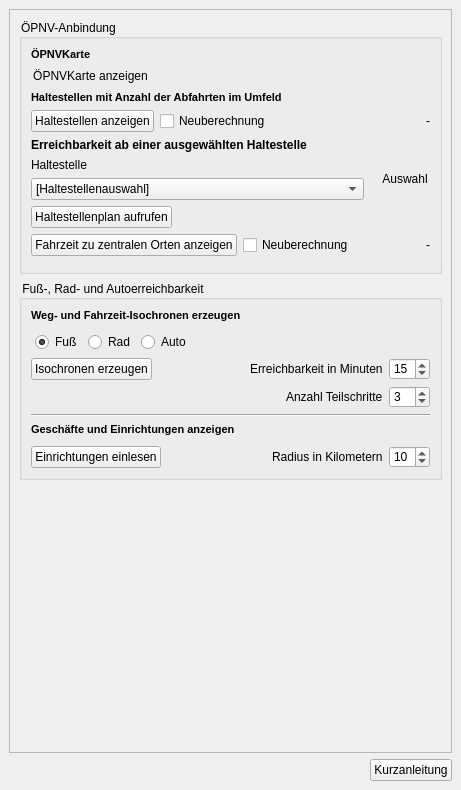
Before: the Qt Designer form projektcheck/ui/ProjektCheck_dockwidget_analysis_02-Err.ui in projektcheck/ProjektCheck-QGIS, drawn with Qt 5.
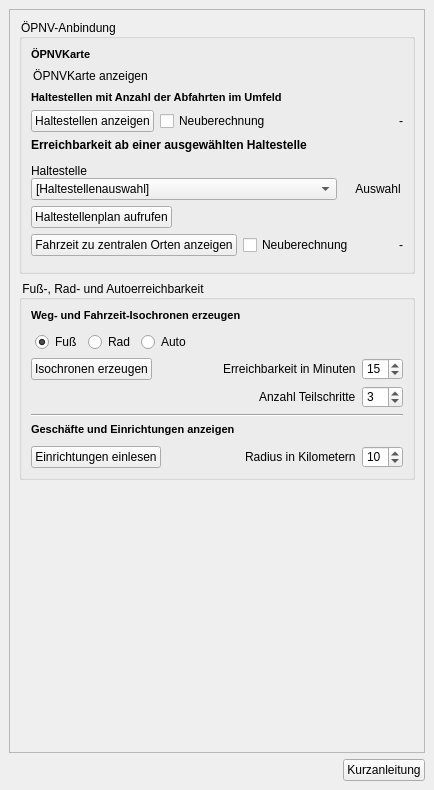
After: the same form once the commit is applied. Icons and pictures are not drawn. Custom widgets are drawn as their Qt base class.

What changed in the file:
```diff
--- a/projektcheck/ui/ProjektCheck_dockwidget_analysis_02-Err.ui
+++ b/projektcheck/ui/ProjektCheck_dockwidget_analysis_02-Err.ui
@@ -6,7 +6,7 @@
    <rect>
     <x>0</x>
     <y>0</y>
-    <width>461</width>
+    <width>434</width>
     <height>790</height>
    </rect>
   </property>
@@ -73,7 +73,7 @@
         <rect>
          <x>0</x>
          <y>0</y>
-         <width>441</width>
+         <width>414</width>
          <height>716</height>
         </rect>
        </property>
@@ -263,9 +263,16 @@
                </widget>
               </item>
               <item>
-               <layout class="QHBoxLayout" name="horizontalLayout_4">
-                <item>
                  <layout class="QVBoxLayout" name="verticalLayout_3">
+                <property name="spacing">
+                 <number>0</number>
+                </property>
+                <property name="topMargin">
+                 <number>6</number>
+                </property>
+                <property name="bottomMargin">
+                 <number>0</number>
+                </property>
                   <item>
                    <widget class="QLabel" name="label_8">
                     <property name="text">
@@ -274,6 +281,14 @@
                    </widget>
                   </item>
                   <item>
+                 <layout class="QHBoxLayout" name="horizontalLayout_4">
+                  <property name="spacing">
+                   <number>6</number>
+                  </property>
+                  <property name="bottomMargin">
+                   <number>0</number>
+                  </property>
+                  <item>
                    <widget class="QComboBox" name="stops_combo">
                     <property name="sizePolicy">
                      <sizepolicy hsizetype="Expanding" vsizetype="Fixed">
@@ -294,8 +309,6 @@
                     </item>
                    </widget>
                   </item>
-                 </layout>
-                </item>
                 <item>
                  <spacer name="horizontalSpacer_2">
                   <property name="orientation">
@@ -344,6 +357,8 @@
                 </item>
                </layout>
               </item>
+               </layout>
+              </item>
               <item>
                <widget class="QPushButton" name="show_table_button">
                 <property name="sizePolicy">
```
Left out of the diff: 54 changed lines with no effect on the pictures. Lines whose indentation alone changed are shown as unchanged.
